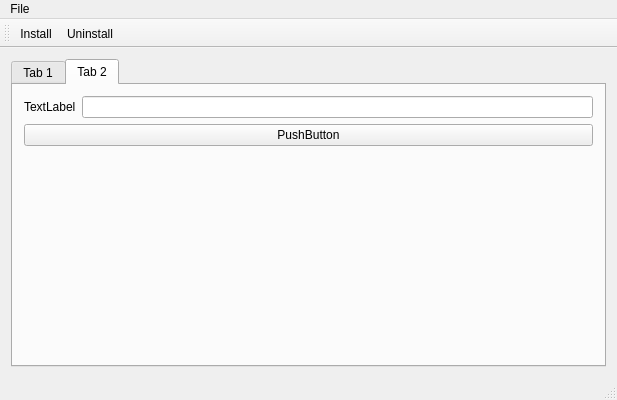
The window that wpmcpp/mainwindow.ui (npackd/npackd) describes before a commit, drawn with Qt 5.
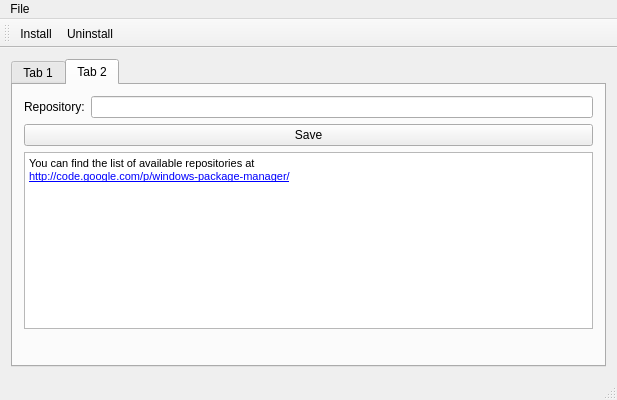
The same window after the commit. The open tabs and pages were chosen to show the change.

The edit to the form file:
```diff
--- a/wpmcpp/mainwindow.ui
+++ b/wpmcpp/mainwindow.ui
@@ -52,7 +52,7 @@
           <item>
            <widget class="QLabel" name="label">
             <property name="text">
-             <string>TextLabel</string>
+             <string>Repository:</string>
             </property>
            </widget>
           </item>
@@ -64,7 +64,19 @@
         <item>
          <widget class="QPushButton" name="pushButton_3">
           <property name="text">
-           <string>PushButton</string>
+           <string>Save</string>
+          </property>
+         </widget>
+        </item>
+        <item>
+         <widget class="QTextBrowser" name="textBrowser">
+          <property name="html">
+           <string>&lt;!DOCTYPE HTML PUBLIC &quot;-//W3C//DTD HTML 4.0//EN&quot; &quot;http://www.w3.org/TR/REC-html40/strict.dtd&quot;&gt;
+&lt;html&gt;&lt;head&gt;&lt;meta name=&quot;qrichtext&quot; content=&quot;1&quot; /&gt;&lt;style type=&quot;text/css&quot;&gt;
+p, li { white-space: pre-wrap; }
+&lt;/style&gt;&lt;/head&gt;&lt;body style=&quot; font-family:'MS Shell Dlg 2'; font-size:8.25pt; font-weight:400; font-style:normal;&quot;&gt;
+&lt;p style=&quot; margin-top:0px; margin-bottom:0px; margin-left:0px; margin-right:0px; -qt-block-indent:0; text-indent:0px;&quot;&gt;&lt;span style=&quot; font-size:8pt;&quot;&gt;You can find the list of available repositories at&lt;/span&gt;&lt;/p&gt;
+&lt;p style=&quot; margin-top:0px; margin-bottom:0px; margin-left:0px; margin-right:0px; -qt-block-indent:0; text-indent:0px;&quot;&gt;&lt;a href=&quot;http://code.google.com/p/windows-package-manager/&quot;&gt;&lt;span style=&quot; font-size:8pt; text-decoration: underline; color:#0000ff;&quot;&gt;http://code.google.com/p/windows-package-manager/&lt;/span&gt;&lt;/a&gt;&lt;/p&gt;&lt;/body&gt;&lt;/html&gt;</string>
           </property>
          </widget>
         </item>
```
Left out of the diff: 2 changed lines with no effect on the pictures.
